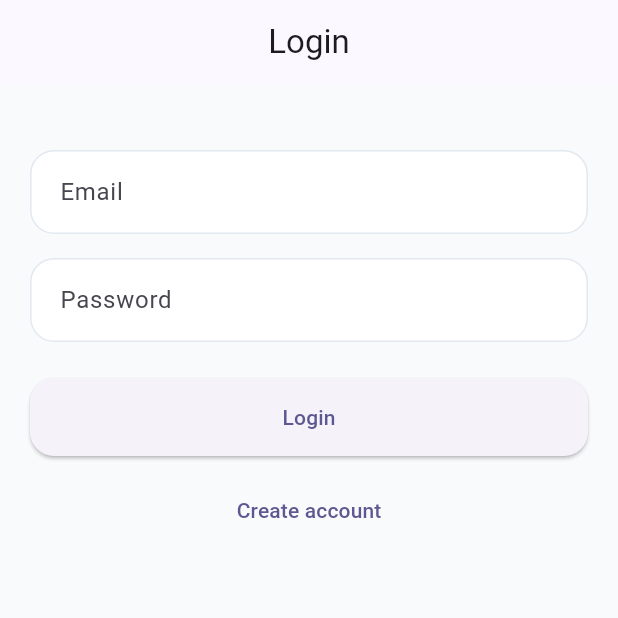
After one commit to RafiMagsi/resume_labs, a Flutter app: the screen it shows after launch, on a phone screen of 412 x 824 dp, the top half of it. The commit adds this screen. Run offline on Flutter 3.47's test engine with Material 3 defaults, Android fonts, the phone set to English and light mode, and no system bars; our stand-ins replace connectivity_plus, firebase_auth, firebase_core, flutter_dotenv, flutter_riverpod, fpdart and 2 more; accounts and stored records are empty; generated files the repository leaves out were written again.

Commit message:
### 5.2 Shared UI Widgets

```diff
--- a/lib/presentation/screens/auth/login_screen.dart
+++ b/lib/presentation/screens/auth/login_screen.dart
@@ -1,6 +1,8 @@
 import 'package:flutter/material.dart';
 import 'package:flutter_riverpod/flutter_riverpod.dart';
 import 'package:go_router/go_router.dart';
+import 'package:resume_labs/presentation/providers/auth/sign_in_provider.dart';
+import 'package:resume_labs/presentation/widgets/shared/loading_overlay.dart';
 
 import '../../../app/router/app_router.dart';
 import '../history/history_screen.dart';
@@ -22,7 +24,10 @@ class LoginScreen extends ConsumerWidget {
         title: const Text('Login'),
         centerTitle: true,
       ),
-      body: Padding(
+      body: LoadingOverlay(
+        isLoading: ref.watch(signInProvider).isLoading,
+        message: 'Signing you in...',
+        child: Padding(
           padding: const EdgeInsets.all(20),
           child: Column(
             children: [
@@ -57,6 +62,7 @@ class LoginScreen extends ConsumerWidget {
             ],
           ),
         ),
+      ),
     );
   }
 }
--- /dev/null
+++ b/lib/presentation/widgets/shared/loading_overlay.dart
@@ -0,0 +1,76 @@
+import 'package:flutter/material.dart';
+
+class LoadingOverlay extends StatelessWidget {
+  final bool isLoading;
+  final Widget child;
+  final String? message;
+
+  const LoadingOverlay({
+    super.key,
+    required this.isLoading,
+    required this.child,
+    this.message,
+  });
+
+  @override
+  Widget build(BuildContext context) {
+    return Stack(
+      children: [
+        child,
+        if (isLoading) ...[
+          Positioned.fill(
+            child: IgnorePointer(
+              ignoring: false,
+              child: Container(
+                color: const Color(0x990F172A),
+              ),
+            ),
+          ),
+          Positioned.fill(
+            child: Center(
+              child: Container(
+                constraints: const BoxConstraints(maxWidth: 220),
+                padding: const EdgeInsets.symmetric(horizontal: 20, vertical: 18),
+                decoration: BoxDecoration(
+                  color: Colors.white,
+                  borderRadius: BorderRadius.circular(20),
+                  boxShadow: const [
+                    BoxShadow(
+                      color: Color(0x140F172A),
+                      blurRadius: 24,
+                      offset: Offset(0, 8),
+                    ),
+                  ],
+                ),
+                child: Column(
+                  mainAxisSize: MainAxisSize.min,
+                  children: [
+                    const SizedBox(
+                      height: 28,
+                      width: 28,
+                      child: CircularProgressIndicator(
+                        strokeWidth: 2.8,
+                      ),
+                    ),
+                    if (message != null) ...[
+                      const SizedBox(height: 14),
+                      Text(
+                        message!,
+                        textAlign: TextAlign.center,
+                        style: const TextStyle(
+                          fontSize: 14,
+                          fontWeight: FontWeight.w500,
+                          color: Color(0xFF334155),
+                        ),
+                      ),
+                    ],
+                  ],
+                ),
+              ),
+            ),
+          ),
+        ],
+      ],
+    );
+  }
+}
```
Also changed, not shown: lib/presentation/widgets/shared/app_button.dart (added, +152 -0 lines), lib/presentation/widgets/shared/app_text_field.dart (added, +80 -0 lines). Lines whose indentation alone changed are shown as unchanged.
